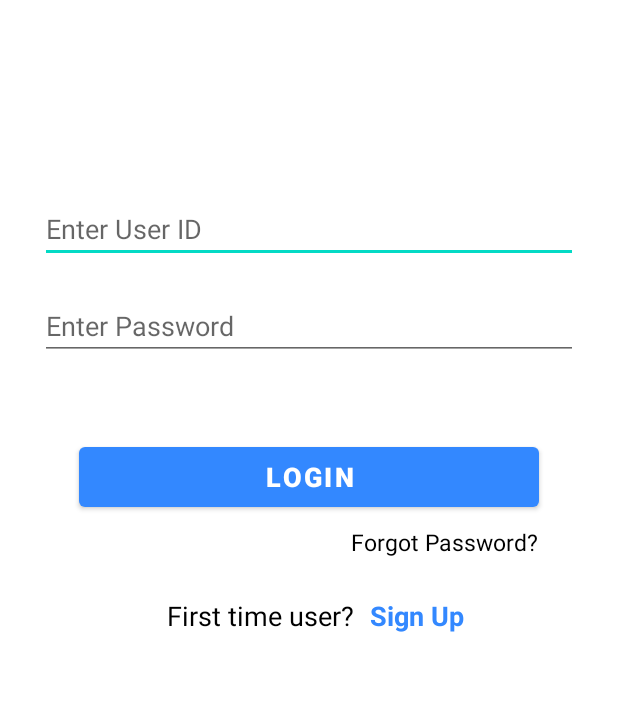
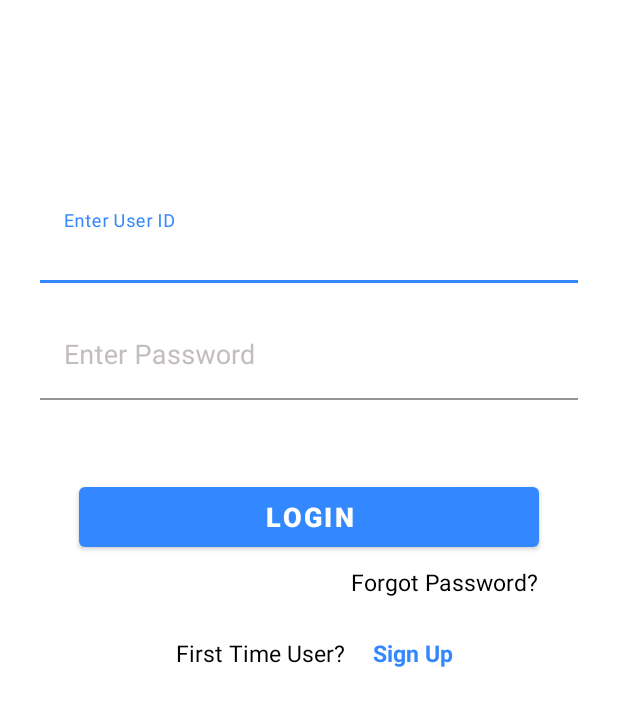
Before and after one commit to Pratik-Dhage/SmartCallNew, an Android app: the screen it shows after launch (LoginActivity), on a phone screen of 412 x 824 dp, the part 137-863 px from its top. Run offline under Robolectric (Android 15) with nearby library versions, the phone set to English and light mode, and no system bars; our stand-ins replace data binding, sdp/ssp sizes.

Commit message:
login screen edit text and textView size changes

```diff
--- a/app/src/main/AndroidManifest.xml
+++ b/app/src/main/AndroidManifest.xml
@@ -10,6 +10,7 @@
     <application
         android:allowBackup="true"
         android:dataExtractionRules="@xml/data_extraction_rules"
+        android:hardwareAccelerated="true"
         android:fullBackupContent="@xml/backup_rules"
         android:icon="@mipmap/ic_launcher"
         android:label="@string/app_name"
--- a/app/src/main/java/com/example/test/login/LoginActivity.java
+++ b/app/src/main/java/com/example/test/login/LoginActivity.java
@@ -1,16 +1,48 @@
 package com.example.test.login;
 
 import androidx.appcompat.app.AppCompatActivity;
+import androidx.databinding.DataBindingUtil;
 
 import android.os.Bundle;
+import android.view.View;
 
 import com.example.test.R;
+import com.example.test.databinding.ActivityLoginBinding;
 
 public class LoginActivity extends AppCompatActivity {
+
+    ActivityLoginBinding binding;
+    View view;
 
     @Override
     protected void onCreate(Bundle savedInstanceState) {
         super.onCreate(savedInstanceState);
-        setContentView(R.layout.activity_login);
+
+        initializeFields();
+        onClickListener();
     }
+
+    private void initializeFields() {
+        binding = DataBindingUtil.setContentView(this,R.layout.activity_login);
+        view = binding.getRoot();
+    }
+
+    private void onClickListener() {
+
+        binding.txtSignUp.setOnClickListener(new View.OnClickListener() {
+            @Override
+            public void onClick(View v) {
+
+            }
+        });
+
+        binding.btnLogin.setOnClickListener(new View.OnClickListener() {
+            @Override
+            public void onClick(View v) {
+
+            }
+        });
+    }
+
+
 }
--- a/app/src/main/res/layout/activity_login.xml
+++ b/app/src/main/res/layout/activity_login.xml
@@ -50,7 +50,15 @@
                     app:layout_constraintStart_toEndOf="@id/ivCallLogo"
                     app:layout_constraintTop_toTopOf="@id/ivCallLogo" />
 
-                <EditText
+                <com.google.android.material.textfield.TextInputLayout
+                    android:id="@+id/inputLayoutId"
+                    android:layout_width="match_parent"
+                    android:layout_height="wrap_content"
+                    app:hintEnabled="true"
+                    android:textColorHint="@color/borderColor"
+                    app:layout_constraintTop_toBottomOf="@id/ivCallLogo">
+
+                <com.google.android.material.textfield.TextInputEditText
                     android:id="@+id/edtUserID"
                     style="@style/editTextStyle"
                     android:layout_marginTop="@dimen/_100sdp"
@@ -59,7 +67,17 @@
                     app:layout_constraintStart_toStartOf="parent"
                     app:layout_constraintTop_toBottomOf="@id/ivCallLogo" />
 
-                <EditText
+                </com.google.android.material.textfield.TextInputLayout>
+
+                <com.google.android.material.textfield.TextInputLayout
+                    android:id="@+id/inputLayoutPassword"
+                    android:layout_width="match_parent"
+                    android:layout_height="wrap_content"
+                    app:hintEnabled="true"
+                    android:textColorHint="@color/borderColor"
+                    app:layout_constraintTop_toBottomOf="@id/inputLayoutId">
+
+                    <com.google.android.material.textfield.TextInputEditText
                         android:id="@+id/edtUserPassword"
                         style="@style/editTextStyle"
                         android:layout_marginTop="@dimen/_15sdp"
@@ -69,6 +87,10 @@
                         app:layout_constraintTop_toBottomOf="@id/edtUserID" />
 
 
+                </com.google.android.material.textfield.TextInputLayout>
+
+
+
                 <com.google.android.material.button.MaterialButton
                     android:id="@+id/btnLogin"
                     style="@style/ButtonStyle"
@@ -76,7 +98,7 @@
                     android:text="@string/login"
                     app:layout_constraintEnd_toEndOf="parent"
                     app:layout_constraintStart_toStartOf="parent"
-                    app:layout_constraintTop_toBottomOf="@id/edtUserPassword" />
+                    app:layout_constraintTop_toBottomOf="@id/inputLayoutPassword" />
 
                 <TextView
                     android:id="@+id/labelForgotPassword"
@@ -97,7 +119,7 @@
                     android:layout_marginEnd="@dimen/_50sdp"
                     android:text="@string/first_time_user"
                     android:textColor="@color/black"
-                    android:textSize="@dimen/_14ssp"
+                    android:textSize="@dimen/_12ssp"
                     app:layout_constraintEnd_toEndOf="parent"
                     app:layout_constraintStart_toStartOf="parent"
                     app:layout_constraintTop_toBottomOf="@id/labelForgotPassword" />
@@ -110,7 +132,7 @@
                     android:layout_marginEnd="@dimen/_30sdp"
                     android:text="@string/sign_up"
                     android:textColor="@color/textBlue"
-                    android:textSize="@dimen/_14ssp"
+                    android:textSize="@dimen/_12ssp"
                     android:textStyle="bold"
                     app:layout_constraintEnd_toEndOf="@id/labelForgotPassword"
                     app:layout_constraintStart_toEndOf="@id/labelDontHaveAccount"
--- a/app/src/main/res/values-night/themes.xml
+++ b/app/src/main/res/values-night/themes.xml
@@ -2,7 +2,7 @@
     <!-- Base application theme. -->
     <style name="Theme.Test" parent="Theme.MaterialComponents.DayNight.NoActionBar">
         <!-- Primary brand color. -->
-        <item name="colorPrimary">@color/purple_200</item>
+        <item name="colorPrimary">@color/textBlue</item>
         <item name="colorPrimaryVariant">@color/purple_700</item>
         <item name="colorOnPrimary">@color/black</item>
         <!-- Secondary brand color. -->
@@ -10,7 +10,7 @@
         <item name="colorSecondaryVariant">@color/teal_200</item>
         <item name="colorOnSecondary">@color/black</item>
         <!-- Status bar color. -->
-        <item name="android:statusBarColor">?attr/colorPrimaryVariant</item>
+        <item name="android:statusBarColor">?attr/colorPrimary</item>
         <!-- Customize your theme here. -->
     </style>
 </resources>
--- a/app/src/main/res/values/strings.xml
+++ b/app/src/main/res/values/strings.xml
@@ -20,6 +20,6 @@
     <string name="enter_password">Enter Password</string>
     <string name="login">LOGIN</string>
     <string name="forgot_password">Forgot Password?</string>
-    <string name="first_time_user">First time user?</string>
+    <string name="first_time_user">First Time User?</string>
     <string name="sign_up">Sign Up</string>
 </resources>
--- a/app/src/main/res/values/style.xml
+++ b/app/src/main/res/values/style.xml
@@ -43,6 +43,7 @@
     </style>
 
    <style name="editTextStyle">
+       <item name="android:fontFamily">sans-serif</item>
        <item name="android:layout_marginStart">@dimen/_10sdp</item>
        <item name="android:layout_marginEnd">@dimen/_10sdp</item>
        <item name="hintTextColor">@color/borderColor</item>
@@ -50,6 +51,7 @@
        <item name="android:layout_height">wrap_content</item>
        <item name="android:textSize">@dimen/_14ssp</item>
        <item name="android:textColor">@color/black</item>
+       <item name="android:background">@color/white</item>
    </style>
 
     <style name="ButtonStyle">
--- a/app/src/main/res/values/themes.xml
+++ b/app/src/main/res/values/themes.xml
@@ -2,7 +2,7 @@
     <!-- Base application theme. -->
     <style name="Theme.Test" parent="Theme.MaterialComponents.DayNight.NoActionBar">
         <!-- Primary brand color. -->
-        <item name="colorPrimary">@color/purple_500</item>
+        <item name="colorPrimary">@color/textBlue</item>
         <item name="colorPrimaryVariant">@color/purple_700</item>
         <item name="colorOnPrimary">@color/white</item>
         <!-- Secondary brand color. -->
@@ -10,7 +10,7 @@
         <item name="colorSecondaryVariant">@color/teal_700</item>
         <item name="colorOnSecondary">@color/black</item>
         <!-- Status bar color. -->
-        <item name="android:statusBarColor">?attr/colorPrimaryVariant</item>
+        <item name="android:statusBarColor">?attr/colorPrimary</item>
         <!-- Customize your theme here. -->
     </style>
 </resources>
```
Lines whose indentation alone changed are shown as unchanged.
